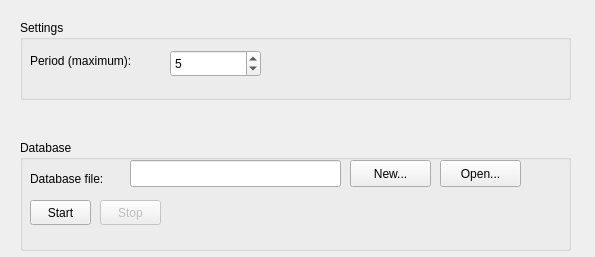
mupimenov/hponic, file widget_database.ui: the form before one commit.
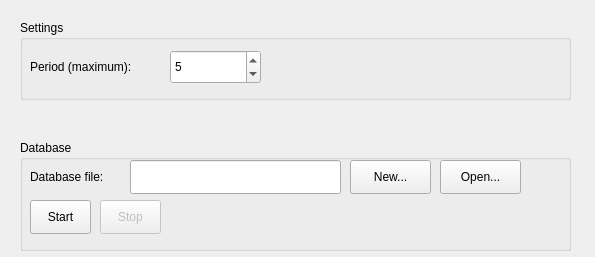
The form after the commit. Icons and pictures are not drawn.

```diff
--- a/widget_database.ui
+++ b/widget_database.ui
@@ -35,11 +35,17 @@
     <property name="geometry">
      <rect>
       <x>10</x>
-      <y>30</y>
+      <y>20</y>
       <width>111</width>
-      <height>17</height>
+      <height>34</height>
      </rect>
     </property>
+    <property name="minimumSize">
+     <size>
+      <width>0</width>
+      <height>34</height>
+     </size>
+    </property>
     <property name="text">
      <string>Database file:</string>
     </property>
@@ -50,9 +56,15 @@
       <x>110</x>
       <y>20</y>
       <width>211</width>
-      <height>27</height>
+      <height>34</height>
      </rect>
     </property>
+    <property name="minimumSize">
+     <size>
+      <width>0</width>
+      <height>34</height>
+     </size>
+    </property>
     <property name="readOnly">
      <bool>true</bool>
     </property>
@@ -63,9 +75,15 @@
       <x>330</x>
       <y>20</y>
       <width>81</width>
-      <height>27</height>
+      <height>34</height>
      </rect>
     </property>
+    <property name="minimumSize">
+     <size>
+      <width>0</width>
+      <height>34</height>
+     </size>
+    </property>
     <property name="text">
      <string>New...</string>
     </property>
@@ -80,9 +98,15 @@
       <x>420</x>
       <y>20</y>
       <width>81</width>
-      <height>27</height>
+      <height>34</height>
      </rect>
     </property>
+    <property name="minimumSize">
+     <size>
+      <width>0</width>
+      <height>34</height>
+     </size>
+    </property>
     <property name="text">
      <string>Open...</string>
     </property>
@@ -97,9 +121,15 @@
       <x>10</x>
       <y>60</y>
       <width>61</width>
-      <height>25</height>
+      <height>34</height>
      </rect>
     </property>
+    <property name="minimumSize">
+     <size>
+      <width>0</width>
+      <height>34</height>
+     </size>
+    </property>
     <property name="text">
      <string>Start</string>
     </property>
@@ -120,9 +150,15 @@
       <x>80</x>
       <y>60</y>
       <width>61</width>
-      <height>25</height>
+      <height>34</height>
      </rect>
     </property>
+    <property name="minimumSize">
+     <size>
+      <width>0</width>
+      <height>34</height>
+     </size>
+    </property>
     <property name="text">
      <string>Stop</string>
     </property>
@@ -166,9 +202,15 @@
       <x>10</x>
       <y>30</y>
       <width>141</width>
-      <height>21</height>
+      <height>34</height>
      </rect>
     </property>
+    <property name="minimumSize">
+     <size>
+      <width>0</width>
+      <height>34</height>
+     </size>
+    </property>
     <property name="text">
      <string>Period (maximum):</string>
     </property>
@@ -179,9 +221,15 @@
       <x>150</x>
       <y>30</y>
       <width>91</width>
-      <height>27</height>
+      <height>34</height>
      </rect>
     </property>
+    <property name="minimumSize">
+     <size>
+      <width>0</width>
+      <height>34</height>
+     </size>
+    </property>
     <property name="maximum">
      <number>86399</number>
     </property>
```
